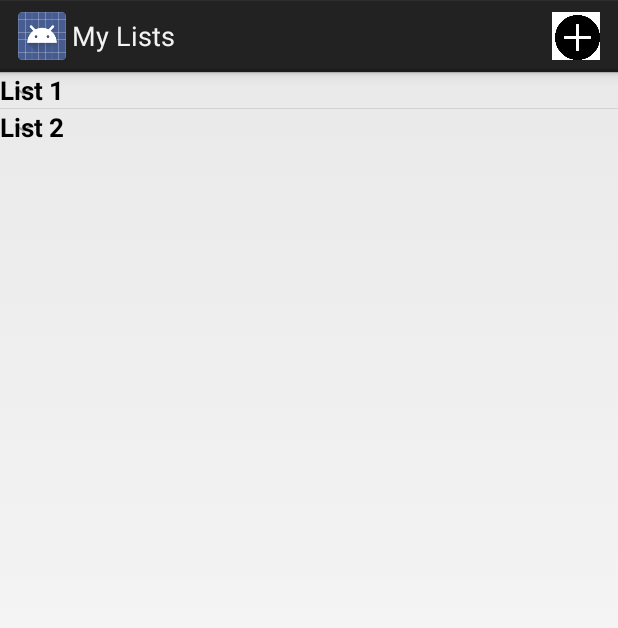
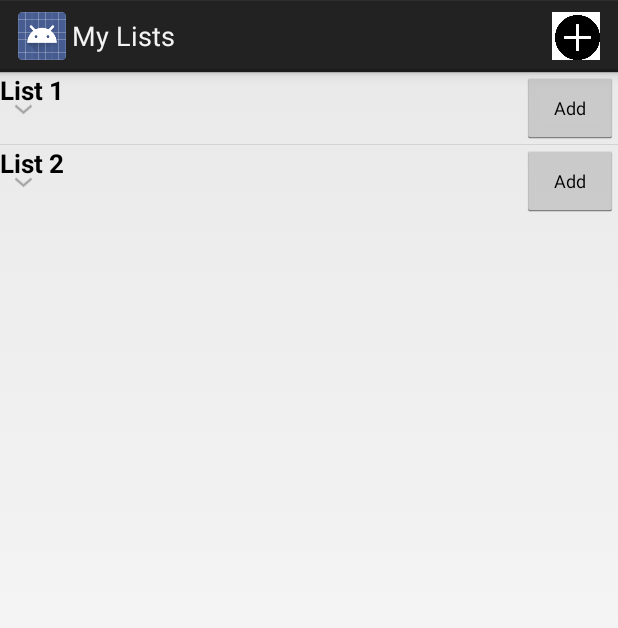
Before and after one commit to MitchStephan/Sync-Lists, an Android app: the screen it shows after launch (ListsActivity), on a phone screen of 412 x 824 dp. Shown: the top 628 px of the screen. Run offline under Robolectric (Android 15) with nearby library versions, the phone set to English and light mode, and no system bars.

Commit message:
auto collapse added, new tasks can be added

```diff
--- a/Android/SyncLists/app/src/main/java/com/example/synclists/synclists/ExpandableListAdapter.java
+++ b/Android/SyncLists/app/src/main/java/com/example/synclists/synclists/ExpandableListAdapter.java
@@ -11,6 +11,7 @@ import android.view.LayoutInflater;
 import android.view.View;
 import android.view.ViewGroup;
 import android.widget.BaseExpandableListAdapter;
+import android.widget.Button;
 import android.widget.TextView;
 
 /**
@@ -21,8 +22,7 @@ import android.widget.TextView;
 public class ExpandableListAdapter extends BaseExpandableListAdapter {
     private Context mContext;
     private List<String> mListDataHeader; // header titles
-    // child data in format of header title, child title
-    private HashMap<String, List<String>> mListDataChild;
+    private HashMap<String, List<String>> mListDataChild;  // child data in format of header title, child title
 
     public ExpandableListAdapter(Context context, List<String> listDataHeader,
                                  HashMap<String, List<String>> listChildData) {
--- a/Android/SyncLists/app/src/main/java/com/example/synclists/synclists/ListsActivity.java
+++ b/Android/SyncLists/app/src/main/java/com/example/synclists/synclists/ListsActivity.java
@@ -31,7 +31,7 @@ import java.util.List;
 /**
  * Created by ethan on 10/25/14.
  */
-public class ListsActivity extends Activity{
+public class ListsActivity extends Activity implements ExpandableListView.OnGroupExpandListener{
 
     private final String TAG = "SyncLists";
 
@@ -50,6 +50,7 @@ public class ListsActivity extends Activity{
         mListDataHeader = new ArrayList<String>();
         mListDataChild = new HashMap<String, List<String>>();
         mCanAddList = true;
+        mExpandableListView.setOnGroupExpandListener(this);
 
         populateLists();
 
@@ -57,6 +58,22 @@ public class ListsActivity extends Activity{
 
         // setting list adapter
         mExpandableListView.setAdapter(mListAdapter);
+    }
+
+    public void onGroupExpand(int groupPosition) {
+        int len = mExpandableListView.getExpandableListAdapter().getGroupCount();
+
+        for (int i = 0; i < len; i++) {
+            if (i != groupPosition) {
+                mExpandableListView.collapseGroup(i);
+            }
+        }
+    }
+
+    public void addTask(View view) {
+        Log.d(TAG, "Adding new task");
+        mListDataChild.get(mListDataHeader.get(mExpandableListView.getPositionForView(view))).add("taskNEW");
+        mListAdapter.notifyDataSetChanged();
     }
 
     private void createList(String name, List<String> tasks) {
@@ -155,6 +172,8 @@ public class ListsActivity extends Activity{
         invalidateOptionsMenu();
     }
 
+
+
     @Override
     public boolean onPrepareOptionsMenu (Menu menu) {
         menu.getItem(0).setEnabled(mCanAddList);
--- a/Android/SyncLists/app/src/main/res/layout/list_group.xml
+++ b/Android/SyncLists/app/src/main/res/layout/list_group.xml
@@ -1,14 +1,24 @@
 <?xml version="1.0" encoding="utf-8"?>
 
-<LinearLayout xmlns:android="http://schemas.android.com/apk/res/android"
-    android:orientation="vertical" android:layout_width="match_parent"
+<RelativeLayout xmlns:android="http://schemas.android.com/apk/res/android"
+    android:orientation="horizontal" android:layout_width="match_parent"
     android:layout_height="match_parent">
 
     <TextView
         android:id="@+id/listHeader"
-        android:layout_width="fill_parent"
+        android:layout_width="wrap_content"
         android:layout_height="wrap_content"
-        android:textSize="17dp"
+        android:textSize="17sp"
         android:textColor="#000"/>
+    <Button
+        android:id="@+id/addbutton"
+        android:layout_width="wrap_content"
+        android:layout_height="wrap_content"
+        android:focusable="false"
+        android:onClick="addTask"
+        android:layout_alignParentRight="true"
+        android:focusableInTouchMode="false"
+        android:text="Add"
+        android:textSize="12sp" />
 
-</LinearLayout>
+</RelativeLayout>
```
